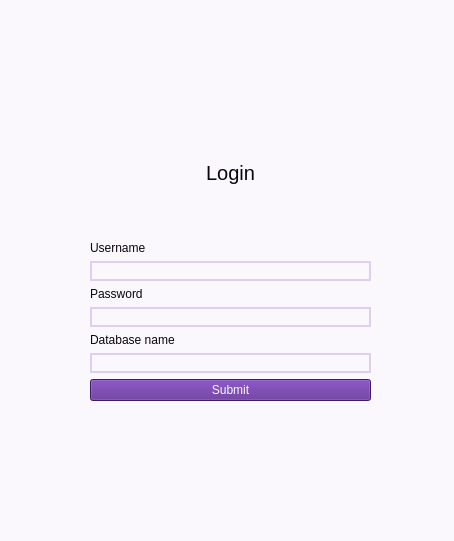
The window that ui/Login Window.ui (amazinglySK/lms-400) describes before a commit, drawn with Qt 5.
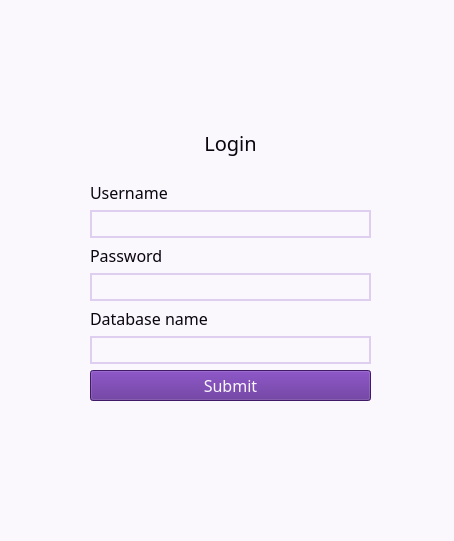
The same window after the commit. Icons and pictures are not drawn.

What changed in the file:
```diff
--- a/ui/Login Window.ui
+++ b/ui/Login Window.ui
@@ -53,6 +53,7 @@
       <widget class="QLabel" name="label_4">
        <property name="font">
         <font>
+         <family>Bahnschrift</family>
          <pointsize>15</pointsize>
         </font>
        </property>
@@ -74,6 +75,12 @@
        </property>
        <item row="0" column="0" colspan="2">
         <widget class="QLabel" name="label">
+         <property name="font">
+          <font>
+           <family>Bahnschrift</family>
+           <pointsize>12</pointsize>
+          </font>
+         </property>
          <property name="styleSheet">
           <string notr="true">color : #0a050f;</string>
          </property>
@@ -84,6 +91,12 @@
        </item>
        <item row="1" column="1">
         <widget class="QLineEdit" name="DbUsername">
+         <property name="font">
+          <font>
+           <family>Bahnschrift</family>
+           <pointsize>11</pointsize>
+          </font>
+         </property>
          <property name="styleSheet">
           <string notr="true">border : 2px solid #deceef;</string>
          </property>
@@ -91,6 +104,12 @@
        </item>
        <item row="3" column="0">
         <widget class="QLabel" name="label_3">
+         <property name="font">
+          <font>
+           <family>Bahnschrift</family>
+           <pointsize>12</pointsize>
+          </font>
+         </property>
          <property name="styleSheet">
           <string notr="true">color : #0a050f;</string>
          </property>
@@ -101,6 +120,12 @@
        </item>
        <item row="3" column="1">
         <widget class="QLineEdit" name="DbPassword">
+         <property name="font">
+          <font>
+           <family>Bahnschrift</family>
+           <pointsize>11</pointsize>
+          </font>
+         </property>
          <property name="styleSheet">
           <string notr="true">border : 2px solid #deceef;</string>
          </property>
@@ -108,6 +133,12 @@
        </item>
        <item row="6" column="0" colspan="2">
         <widget class="QLabel" name="label_2">
+         <property name="font">
+          <font>
+           <family>Bahnschrift</family>
+           <pointsize>12</pointsize>
+          </font>
+         </property>
          <property name="styleSheet">
           <string notr="true">color : #0a050f;</string>
          </property>
@@ -118,6 +149,12 @@
        </item>
        <item row="8" column="1">
         <widget class="QLineEdit" name="DbName">
+         <property name="font">
+          <font>
+           <family>Bahnschrift</family>
+           <pointsize>11</pointsize>
+          </font>
+         </property>
          <property name="styleSheet">
           <string notr="true">border : 2px solid #deceef;</string>
          </property>
@@ -127,6 +164,12 @@
      </item>
      <item>
       <widget class="QPushButton" name="LoginButton">
+       <property name="font">
+        <font>
+         <family>Bahnschrift</family>
+         <pointsize>12</pointsize>
+        </font>
+       </property>
        <property name="styleSheet">
         <string notr="true">background-color : #59248f; color : #faf7fd;</string>
        </property>
```
